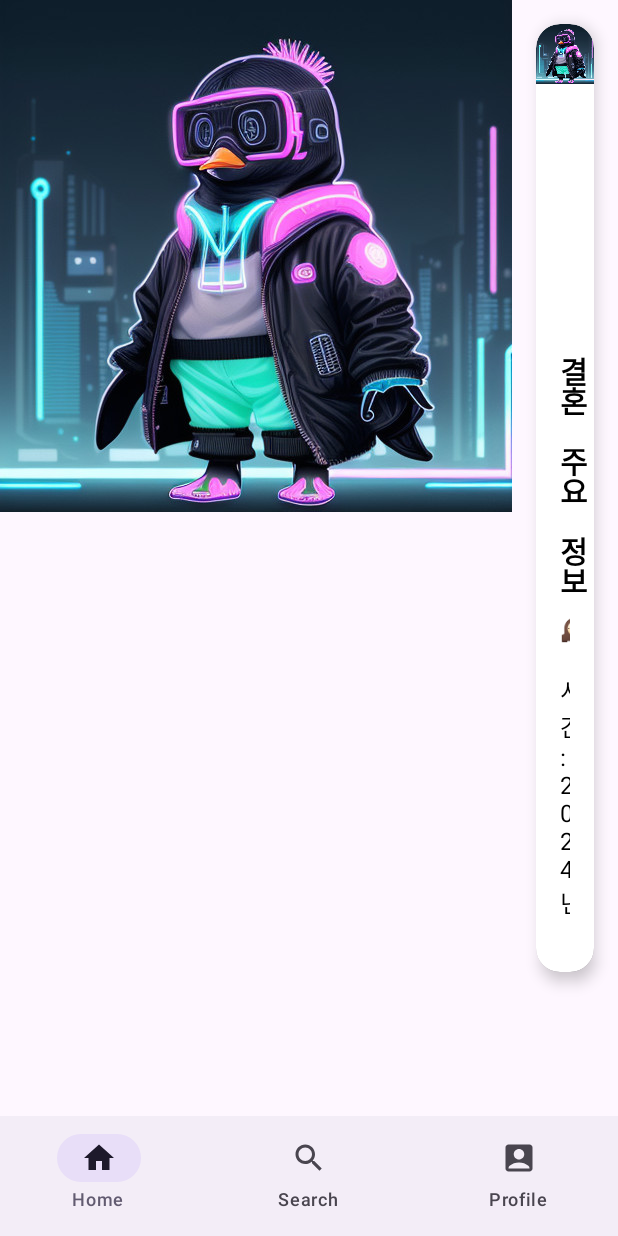
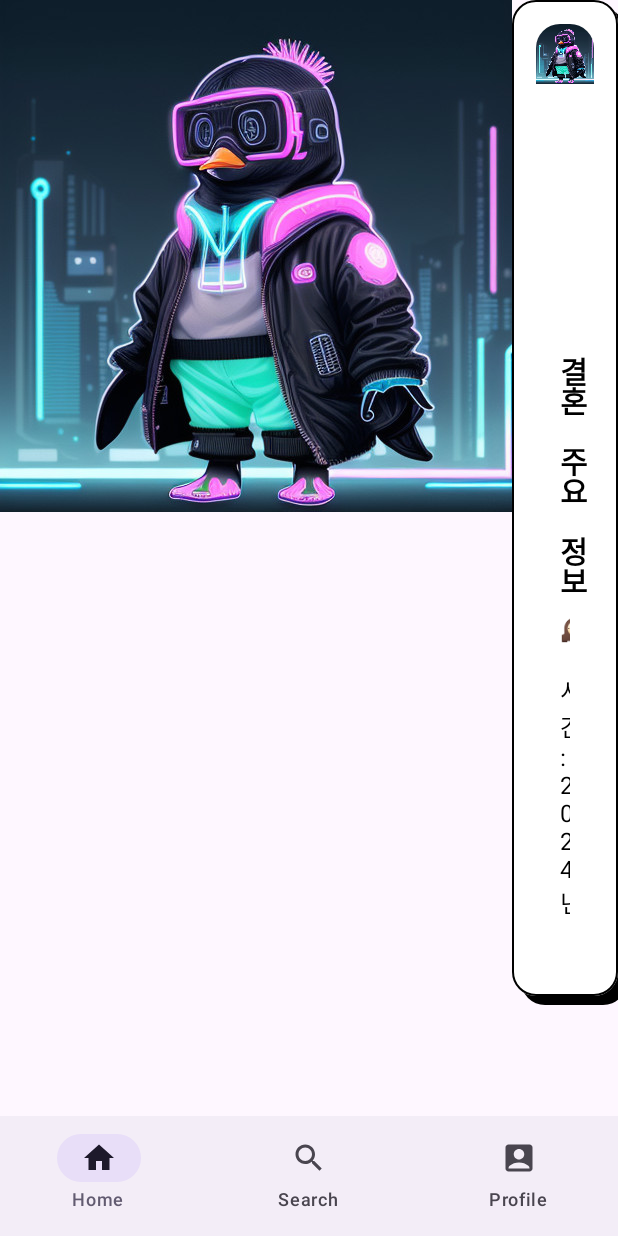
Before and after one commit to hakzzang/Vocabulary, an Android app built with Jetpack Compose: the screen it shows after launch (MainActivity), on a phone screen of 412 x 824 dp. Run offline under Robolectric (Android 15) with nearby library versions, the phone set to English and light mode, and no system bars; our stand-ins replace window size class; Roboto replaces fonts that are not available here.

Commit message:
add CardShadow ui

```diff
--- a/shared/src/commonMain/kotlin/com/damda/vocabulary/ui/views/cards/Cards.kt
+++ b/shared/src/commonMain/kotlin/com/damda/vocabulary/ui/views/cards/Cards.kt
@@ -1,20 +1,26 @@
 package com.damda.vocabulary.ui.views.cards
 
+import androidx.compose.foundation.background
+import androidx.compose.foundation.border
+import androidx.compose.foundation.layout.Box
 import androidx.compose.foundation.layout.Column
 import androidx.compose.foundation.layout.fillMaxWidth
 import androidx.compose.foundation.layout.height
 import androidx.compose.foundation.layout.padding
 import androidx.compose.foundation.shape.RoundedCornerShape
-import androidx.compose.material3.Card
-import androidx.compose.material3.CardDefaults
 import androidx.compose.material3.MaterialTheme
-import androidx.compose.material3.Text
 import androidx.compose.runtime.Composable
 import androidx.compose.ui.Modifier
 import androidx.compose.ui.draw.clip
-import androidx.compose.ui.draw.shadow
+import androidx.compose.ui.draw.drawBehind
+import androidx.compose.ui.geometry.CornerRadius
+import androidx.compose.ui.geometry.RoundRect
 import androidx.compose.ui.graphics.Color
+import androidx.compose.ui.graphics.Paint
+import androidx.compose.ui.graphics.Path
+import androidx.compose.ui.graphics.drawscope.drawIntoCanvas
 import androidx.compose.ui.text.font.FontWeight
+import androidx.compose.ui.unit.Dp
 import androidx.compose.ui.unit.dp
 import androidx.compose.ui.unit.sp
 import com.damda.vocabulary.core.ImageResourceLoader
@@ -24,15 +30,7 @@ import com.damda.vocabulary.ui.views.views.AsyncImage
 
 @Composable
 fun GreetingCardSection(imageResourceLoader: ImageResourceLoader) {
-    Card(
-        modifier = Modifier
-            .fillMaxWidth()
-            .padding(16.dp)
-            .shadow(6.dp, RoundedCornerShape(16.dp)),
-        shape = RoundedCornerShape(16.dp),
-        colors = CardDefaults.cardColors(containerColor = Color.White),
-        elevation = CardDefaults.elevatedCardElevation(8.dp)
-    ) {
+    CardView {
         Column {
             // Image 영역
             CardHeader(imageResourceLoader)
@@ -40,6 +38,53 @@ fun GreetingCardSection(imageResourceLoader: ImageResourceLoader) {
             // Text 영역
             CardBody()
         }
+    }
+}
+
+@Composable
+fun CardView(
+    modifier: Modifier = Modifier, // Modifier 타입으로 변경
+    backgroundColor: Color = Color.White, // Compose의 Color로 변경
+    borderColor: Color = Color.Black, // Compose의 Color로 변경
+    borderRadius: Dp = 16.dp, // CSSNumeric 대신 Dp 사용
+    content: @Composable () -> Unit
+) {
+    Box(
+        modifier = modifier
+            .drawBehind { // 커스텀 그림자를 그리기 위해 drawBehind 사용
+                val shadowColor = Color.Black.copy(alpha = 1f) // 그림자 색상 설정
+                val paint = Paint().apply { this.color = shadowColor } // 그림자 색상을 가진 Paint 객체 생성
+                val path = Path().apply { // 그림자 경로 설정
+                    addRoundRect(
+                        RoundRect(
+                            left = 6.dp.toPx(), // 그림자의 왼쪽 오프셋
+                            top = 6.dp.toPx(), // 그림자의 위쪽 오프셋
+                            right = size.width + 6.dp.toPx(), // 그림자의 오른쪽 오프셋
+                            bottom = size.height + 6.dp.toPx(), // 그림자의 아래쪽 오프셋
+                            cornerRadius = CornerRadius(
+                                borderRadius.toPx(),
+                                borderRadius.toPx()
+                            ) // 모서리 곡률 설정
+                        )
+                    )
+                }
+                drawIntoCanvas { // 캔버스에 그림자를 그림
+                    it.drawPath(path, paint)
+                }
+            }
+            .background(
+                color = backgroundColor,
+                shape = RoundedCornerShape(borderRadius)
+            ) // 배경 색상과 모서리 곡률 설정
+            .border(
+                width = 1.dp,
+                color = borderColor,
+                shape = RoundedCornerShape(borderRadius)
+            ) // 테두리 색상과 두께 설정
+            .clip(RoundedCornerShape(borderRadius)) // 모서리 자르기
+            .padding(16.dp) // 기본 패딩 추가
+    ) {
+        content() // 콘텐츠를 표시
     }
 }
 
```
